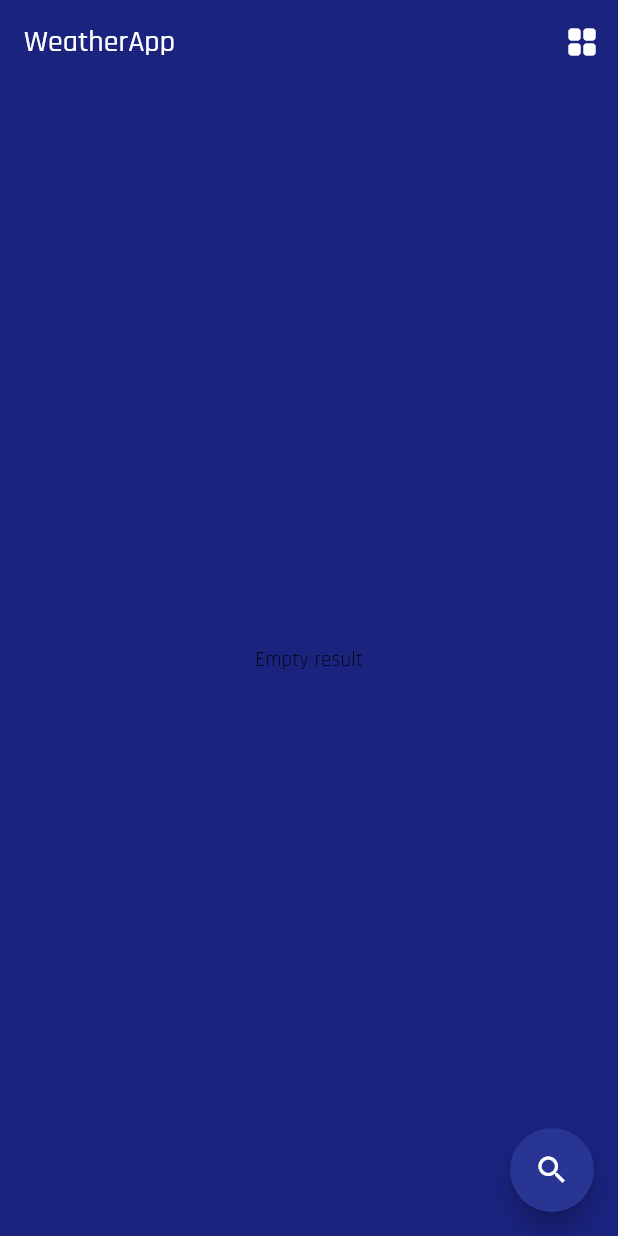
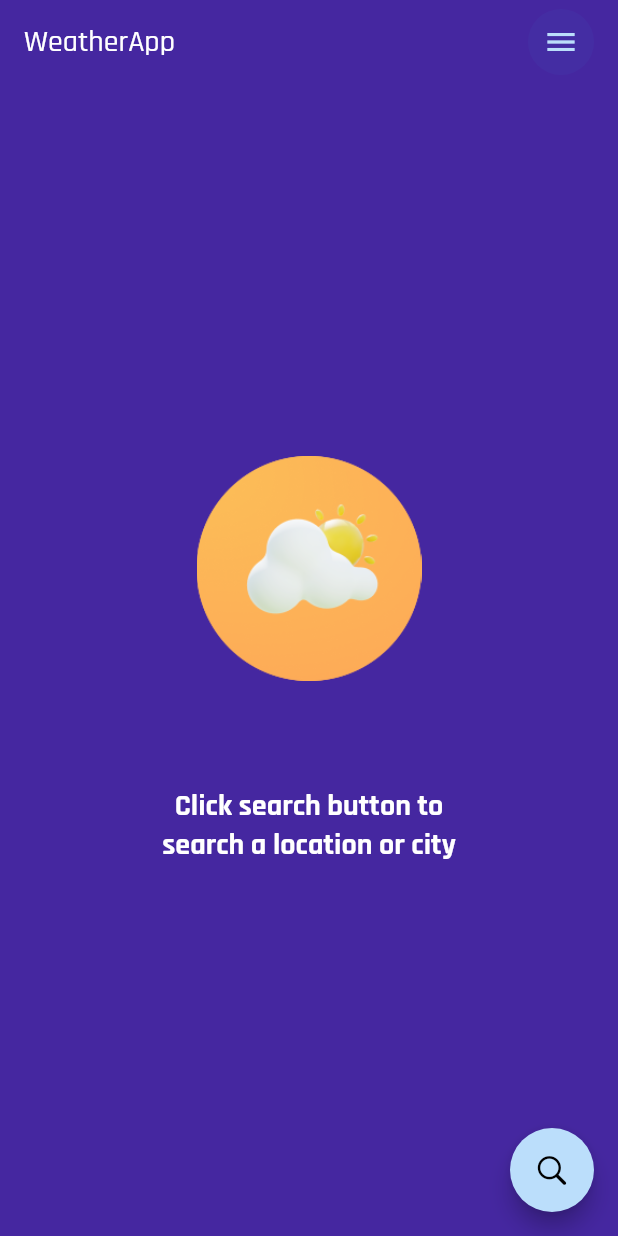
Before and after one commit to Ferrozo/weather_app_project_with_bloc, a Flutter app: the screen it shows after launch, on a phone screen of 412 x 824 dp. Run offline on Flutter 3.47's test engine with Material 2 defaults, Android fonts, the phone set to English and light mode, and no system bars; our stand-ins replace equatable, flutter_bloc, google_fonts, hydrated_bloc.

Commit message:
more ui update

```diff
--- a/lib/pages/app.dart
+++ b/lib/pages/app.dart
@@ -32,6 +32,7 @@ class WeatherAppView extends StatelessWidget {
     return BlocBuilder<ThemeCubit, Color>(
       builder: (context, color) {
         return MaterialApp(
+          debugShowCheckedModeBanner: false,
           theme: ThemeData(
             primaryColor: color,
             textTheme: GoogleFonts.rajdhaniTextTheme(),
--- a/lib/pages/weather_page.dart
+++ b/lib/pages/weather_page.dart
@@ -1,3 +1,4 @@
+import 'package:flutter/cupertino.dart';
 import 'package:flutter/material.dart';
 import 'package:flutter_bloc/flutter_bloc.dart';
 import 'package:weather_app_with_bloc/search/search.dart';
@@ -34,14 +35,19 @@ class _WeatherViewState extends State<WeatherView> {
   @override
   Widget build(BuildContext context) {
     return Scaffold(
-      backgroundColor: Colors.indigo[900],
+      backgroundColor: Colors.deepPurple[800],
       appBar: AppBar(
         elevation: 0,
         backgroundColor: Colors.transparent,
-        title: const Text('WeatherApp'),
-        actions: [
-          IconButton(
-            icon: const Icon(Icons.grid_view_rounded),
+        title: Row(
+          mainAxisAlignment: MainAxisAlignment.spaceBetween,
+          children: [
+            const Text('WeatherApp'),
+            CircleAvatar(
+              radius: 22,
+              backgroundColor: Colors.indigo.withOpacity(0.15),
+              child: IconButton(
+                icon: const Icon(Icons.menu),
                 onPressed: () {
                   Navigator.of(context).push<void>(
                     SettingsPage.route(
@@ -50,7 +56,9 @@ class _WeatherViewState extends State<WeatherView> {
                   );
                 },
               ),
+            ),
           ],
+        ),
       ),
       body: Center(
         child: BlocConsumer<WeatherCubit, WeatherState>(
@@ -79,8 +87,11 @@ class _WeatherViewState extends State<WeatherView> {
         ),
       ),
       floatingActionButton: FloatingActionButton(
-        backgroundColor: Colors.indigo[800],
-        child: const Icon(Icons.search),
+        backgroundColor: Colors.blue[100],
+        child: const Icon(
+          CupertinoIcons.search,
+          color: Colors.black,
+        ),
         onPressed: () async {
           final city = await Navigator.of(context).push(SearchPage.route());
           if (!mounted) return;
--- a/lib/widgets/weather_empty.dart
+++ b/lib/widgets/weather_empty.dart
@@ -5,8 +5,35 @@ class WeatherEmpty extends StatelessWidget {
 
   @override
   Widget build(BuildContext context) {
-    return const Center(
-      child: Text('Empty result'),
+    return Center(
+      child: Column(
+        mainAxisAlignment: MainAxisAlignment.center,
+        children: [
+          Image.asset(
+            'src/assets/sun.png',
+            width: 150,
+          ),
+          const SizedBox(
+            height: 70,
+          ),
+          const Text(
+            'Click search button to',
+            style: TextStyle(
+              fontSize: 20,
+              color: Colors.white,
+              fontWeight: FontWeight.bold,
+            ),
+          ),
+          const Text(
+            'search a location or city',
+            style: TextStyle(
+              fontSize: 20,
+              color: Colors.white,
+              fontWeight: FontWeight.bold,
+            ),
+          ),
+        ],
+      ),
     );
   }
 }
--- a/pubspec.yaml
+++ b/pubspec.yaml
@@ -36,5 +36,5 @@ dev_dependencies:
 flutter:
 
   uses-material-design: true
-  # assets:
-    # - assets/
+  assets:
+    - src/assets/
```
Also changed, not shown: lib/search/search.dart (+29 -7 lines), lib/settings/settings.dart (+31 -3 lines), lib/widgets/weather_error.dart (+14 -2 lines), lib/widgets/weather_loading.dart (+7 -7 lines), src/assets/error.png (added), src/assets/sun.png (added). Lines whose indentation alone changed are shown as unchanged.
